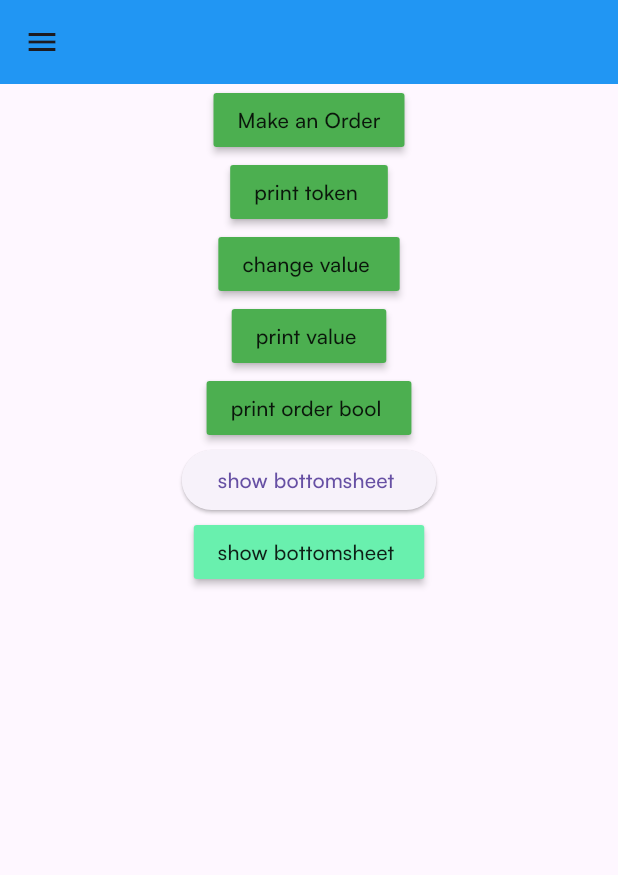
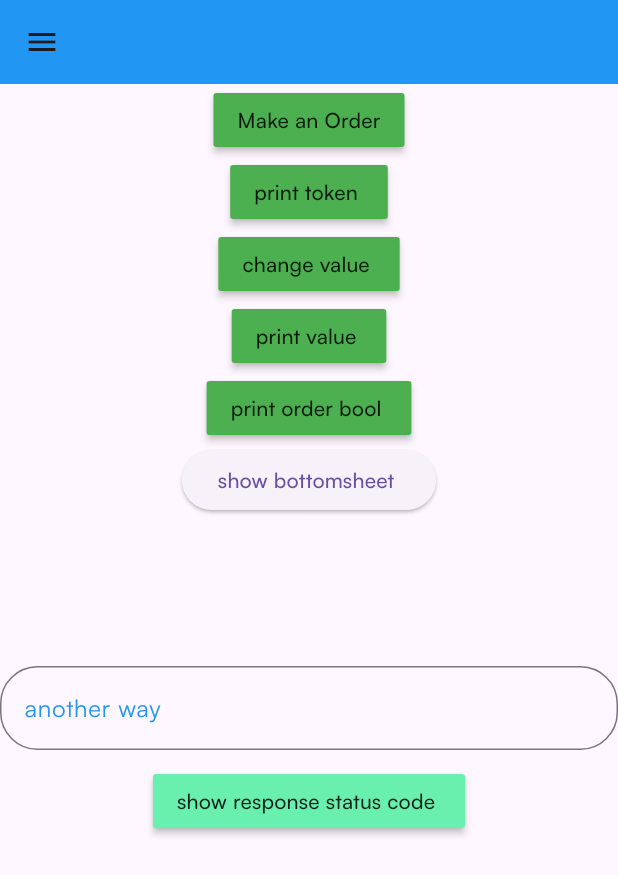
Before and after one commit to gal-hpgggjbvb/project202, a Flutter app: the UserPage screen opened by its route, after a tap on "Make an Order", on a phone screen of 412 x 824 dp. Shown: the top 875 px of the screen. Run offline on Flutter 3.47's test engine with Material 3 defaults, Android fonts, the light colour scheme and no system bars; our stand-ins replace dio, get, hidden_drawer_menu, image_picker, introduction_screen, jwt_decoder and 2 more; accounts and stored records are empty; network calls fail.

Commit message:
unknown 2

```diff
--- a/lib/api/dio_consumer.dart
+++ b/lib/api/dio_consumer.dart
@@ -66,6 +66,7 @@ class DioConsumer extends ApiConsumer {
         data: isFormData ? FormData.fromMap(data) : data,
         queryParameters: queryParameters,
       );
+      CacheHelper().saveData(key: 'StatusCode', value: response.statusCode) ;
       return response.data;
     } on DioException catch (e) {
       handleDioExceptions(e);
@@ -110,3 +111,117 @@ class DioConsumer extends ApiConsumer {
     }
   }
 }
+
+//todo the final working code
+// import 'package:dio/dio.dart';
+// import 'package:project2/api/api_consumer.dart';
+// import 'package:project2/api/api_interceptors.dart';
+// import 'package:project2/api/end_points.dart';
+// import 'package:project2/cache/cache_helper.dart';
+// import 'package:project2/model/errors/exceptions.dart';
+//
+// class DioConsumer extends ApiConsumer {
+//   final Dio dio;
+//
+//   DioConsumer({required this.dio}) {
+//     //to make one time used base url (Version1)
+//     // dio.options.baseUrl = "https://food-api-omega.vercel.app/api/v1/" ;
+//
+//     //to make one time used base url (V2)
+//     // dio.options.baseUrl = EndPoint.baseUrl ;
+//     // dio.options.baseUrl = "http://10.0.2.2:8000/api/" ;
+//
+//     //to add my interceptor
+//     dio.interceptors.add(ApiInterceptor()) ;
+//
+//     // here send token
+//     // String tok = CacheHelper().getData(key: 'token') ;
+//     // dio.options.headers['Authorization'] = "Bearer $tok" ;
+//
+//     //to print my request info
+//     dio.interceptors.add(LogInterceptor(
+//       request: true,
+//       requestHeader: true,
+//       requestBody: true,
+//       responseHeader: true,
+//       responseBody: true,
+//       error: true,
+//     ));
+//   }
+//
+//   @override
+//   Future get(
+//     String path, {
+//     Object? data,
+//     Map<String, dynamic>? queryParameters,
+//   }) async {
+//     try {
+//       final response = await dio.get(
+//         path,
+//         data: data,
+//         queryParameters: queryParameters,
+//       );
+//       return response.data;
+//     } on DioException catch (e) {
+//       handleDioExceptions(e);
+//     }
+//   }
+//
+//   @override
+//   Future post(
+//     String path, {
+//     dynamic data,
+//     Map<String, dynamic>? queryParameters,
+//     bool isFormData = false,
+//   }) async {
+//     try {
+//       final response = await dio.post(
+//         path,
+//         //to send data in parameters or json
+//         data: isFormData ? FormData.fromMap(data) : data,
+//         queryParameters: queryParameters,
+//       );
+//       return response.data;
+//     } on DioException catch (e) {
+//       handleDioExceptions(e);
+//     }
+//   }
+//
+//   @override
+//   Future patch(
+//     String path, {
+//     data,
+//     Map<String, dynamic>? queryParameters,
+//     bool isFormData = false,
+//   }) async {
+//     try {
+//       final response = await dio.patch(
+//         path,
+//         data: isFormData ? FormData.fromMap(data) : data,
+//         queryParameters: queryParameters,
+//       );
+//       return response.data;
+//     } on DioException catch (e) {
+//       handleDioExceptions(e);
+//     }
+//   }
+//
+//   @override
+//   Future delete(
+//     String path, {
+//     data,
+//     Map<String, dynamic>? queryParameters,
+//     bool isFormData = false,
+//   }) async {
+//     try {
+//       final response = await dio.delete(
+//         path,
+//         data: isFormData ? FormData.fromMap(data) : data,
+//         queryParameters: queryParameters,
+//       );
+//       return response.data;
+//     } on DioException catch (e) {
+//       handleDioExceptions(e);
+//     }
+//   }
+// }
--- a/lib/controller/order_controller.dart
+++ b/lib/controller/order_controller.dart
@@ -1,9 +1,12 @@
 import 'package:dio/dio.dart';
+import 'package:flutter/cupertino.dart';
 import 'package:flutter/material.dart';
 import 'package:get/get.dart';
 import 'package:project2/api/api_consumer.dart';
 import 'package:project2/cache/cache_helper.dart';
+import 'package:project2/controller/sign_status.dart';
 import 'package:project2/model/errors/exceptions.dart';
+import 'package:project2/model/errors/order_error_model.dart';
 import 'package:project2/model/order_model.dart';
 
 class OrderController extends GetxController {
@@ -18,6 +21,8 @@ class OrderController extends GetxController {
   // FormData formData = FormData() ;
   GlobalKey<ScaffoldState> scaffoldKey =GlobalKey();
 
+  //order form key
+  GlobalKey<FormState> orderFormKey = GlobalKey() ;
   //order object name
   TextEditingController objectNameController = TextEditingController();
   //source name from where
@@ -27,7 +32,9 @@ class OrderController extends GetxController {
 
     bool order = false ;
     OrderModel? orderModel ;
+    OrderErrorModel? orderErrorModel ;
     makeOrder() async {
+      print('*******************1 here*****************') ;
       try {
         final response = await api.post("http://10.0.2.2:8000/api/store_order",
         isFormData: true ,
@@ -42,16 +49,24 @@ class OrderController extends GetxController {
             'destination': destinationController.text,
           }
         );
+        print('*******************2 here*****************') ;
+        print(await CacheHelper().getData(key:'StatusCode')) ;
         orderModel = OrderModel.fromJson(response) ;
         print('status ${orderModel!.status}');
         print(orderModel!.message);
-        print('*******************something here*****************') ;
+        print('*******************3 here*****************') ;
 
         // print(response) ;
 
         // CacheHelper().saveData(key: 'orderMessage', value: orderModel?.message);
         // print(CacheHelper().getData(key: 'orderMessage')) ;
-      }on ServerExceptions catch (e) {
+        SignStatus().signSuccess('order added successfully', '') ;
+      } on DioException catch (e) {
+          print('Error status code: ${e.response?.statusCode}');
+          print('Error data: ${e.response?.data}');
+        print('*******************something2 here*****************') ;
+        SignFailed(errorMessage:'eeee') ;
+        print('*******************something3 here*****************') ;
         print(e.toString()) ;
       }
     }
--- a/lib/controller/sign_up_controller.dart
+++ b/lib/controller/sign_up_controller.dart
@@ -53,7 +53,7 @@ class SignUpController extends GetxController {
           });
       print('**********response******************************');
       print(response) ;
-      signStatus.signSuccess();
+      // signStatus.signSuccess();
     } on ServerExceptions2 catch (e) {
       print('**********error1******************************');
       // SignFailed(errorMessage: signUpErrorModel?.email ?? 'something');
--- /dev/null
+++ b/lib/model/errors/order_error_model.dart
@@ -0,0 +1,11 @@
+class OrderErrorModel {
+
+  final String message ;
+
+  OrderErrorModel({required this.message});
+  factory OrderErrorModel.fromJson(Map<String , dynamic> jsonData){
+    return OrderErrorModel(
+      message: jsonData['message'] ,
+    ) ;
+  }
+}
--- a/lib/view/user_page.dart
+++ b/lib/view/user_page.dart
@@ -40,6 +40,7 @@ class _UserPageState extends State<UserPage> {
   @override
   Widget build(BuildContext context) {
     return Scaffold(
+      // resizeToAvoidBottomInset: true,
       appBar: AppBar(
         backgroundColor: Colors.blue,
       ),
@@ -172,7 +173,9 @@ class _UserPageState extends State<UserPage> {
           ),
         ),
       ),
-      body: Column(
+      body: ListView(
+        children: [
+          Column(
             children: [
               Center(
                 child: MaterialButton(
@@ -237,6 +240,8 @@ class _UserPageState extends State<UserPage> {
                           borderRadius:
                               BorderRadius.vertical(top: Radius.circular(20))),
                       builder: (context) => Center(
+                            child: Form(
+                              key: orderController.orderFormKey,
                               child: ListView(
                                 padding: const EdgeInsets.all(30),
                                 children: [
@@ -250,48 +255,61 @@ class _UserPageState extends State<UserPage> {
                                   CustomOrderField(
                                     controller: orderController.sourceController,
                                     hintText: 'type here',
-                              labelText: 'source location',
+                                    labelText: 'pickup location',
                                   ),
                                   CustomOrderField(
                                     controller: orderController.destinationController,
                                     hintText: 'type here',
-                              labelText: 'destination location',
+                                    labelText: 'drop location',
                                   ),
                                   const SizedBox(height: 15,) ,
                                   //todo bottomsheet button
                                   Center(
                                     child: MaterialButton(
                                       onPressed: () async {
+                                        // if(orderController.orderFormKey.currentState!.validate()){
+                                        //   await CacheHelper().saveData(key: 'orderBool', value: true);
+                                        //   await orderController.makeOrder();
+                                        // }
                                         await CacheHelper().saveData(key: 'orderBool', value: true);
                                         await orderController.makeOrder();
                                       },
                                       shape: RoundedRectangleBorder(
                                           borderRadius: BorderRadius.circular(20)),
-                                color: Colors.blueAccent,
+                                      color: Colors.blue[200],
                                       child: const Text("Make an Order"),
                                     ),
                                   ),
-                            const SizedBox(height: 500,) ,
+                                  const SizedBox(height: 400,) ,
                                   const Text('bottomsheet ends here')
                                 ],
+                              ),
                             ),
                           ));
                 },
                 child: const Text("show bottomsheet "),
               ),
+              //todo another way
+              const SizedBox(height: 90,) ,
+              CustomOrderField(controller: orderController.objectNameController,
+                  hintText: 'another way for order ui',
+                  labelText: 'another way') ,
 
               MaterialButton(
-            onPressed: () {
-              showModalBottomSheet(
-                  context: context,
-                  builder: (context) => Container(
-                        color: Colors.redAccent,
-                        width: 100,
-                        height: 100,
-                      ));
+                onPressed: () async {
+                  print('status code is : =================${await CacheHelper().getData(key: 'responseStatusCode')}') ;
+                  // showModalBottomSheet(
+                  //     context: context,
+                  //     builder: (context) => Container(
+                  //           color: Colors.redAccent,
+                  //           width: 100,
+                  //           height: 100,
+                  //         ));
                 },
                 color: Colors.greenAccent,
-            child: const Text("show bottomsheet "),
+                child: const Text("show response status code "),
+              ),
+            ],
           ),
         ],
       ),
```
Lines whose indentation alone changed are shown as unchanged.
